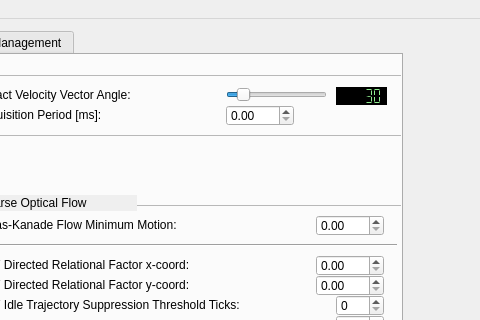
Above: TrackerRT_UI/mainwindow.ui from hvictor/Release before the change; both pictures show x 506 to 986 and y 0 to 320 of the 986 by 567 pixel window. Below: the same form after it.
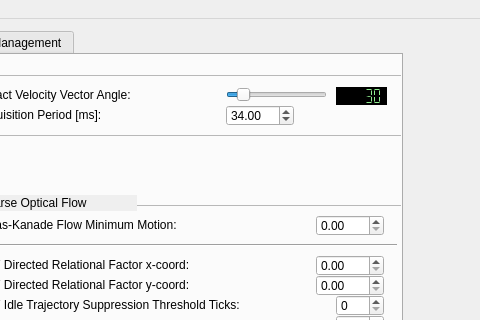
That is the form after the change. Custom widgets are drawn as their Qt base class.

```diff
--- a/TrackerRT_UI/mainwindow.ui
+++ b/TrackerRT_UI/mainwindow.ui
@@ -2234,6 +2234,12 @@
             <height>21</height>
            </rect>
           </property>
+          <property name="minimum">
+           <double>1.000000000000000</double>
+          </property>
+          <property name="value">
+           <double>34.000000000000000</double>
+          </property>
          </widget>
         </widget>
         <widget class="QLabel" name="label_59">
```
